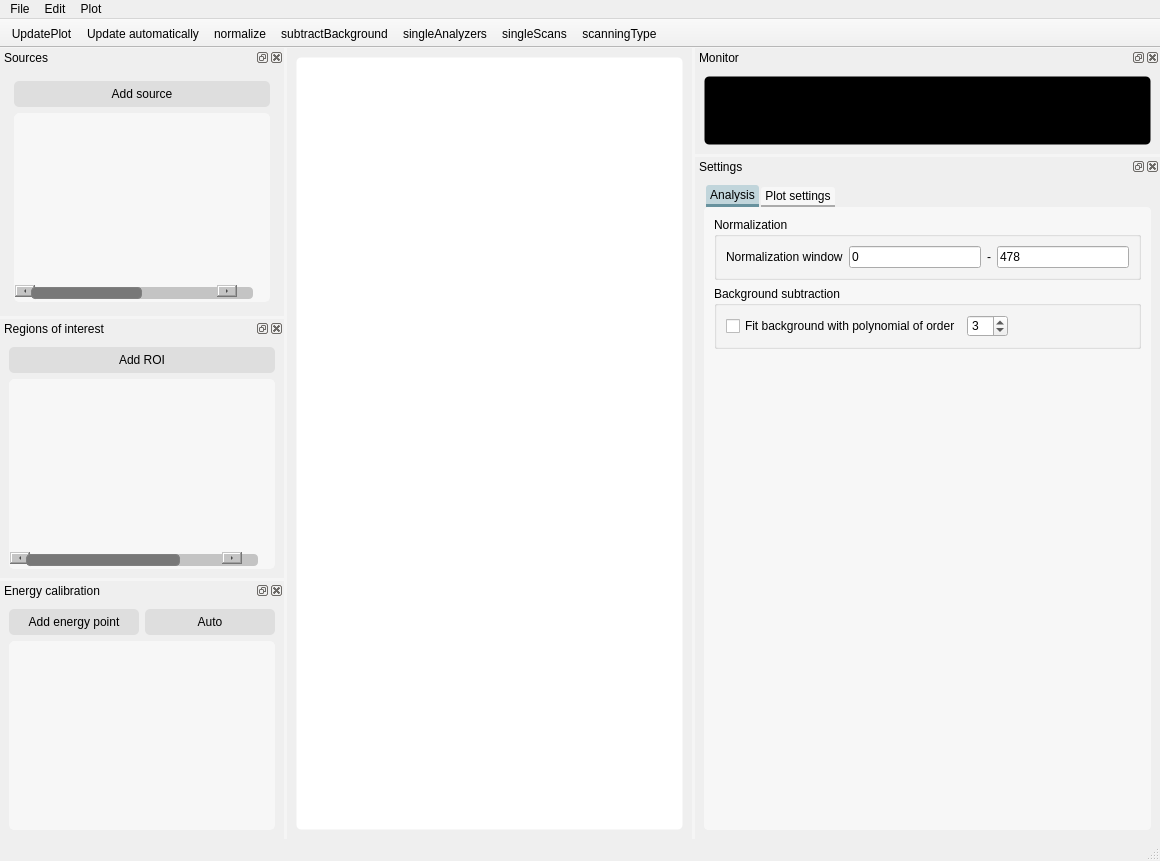
First picture: the form in nosey/ui/main.ui, repository flmiot/nosey, before the edit.
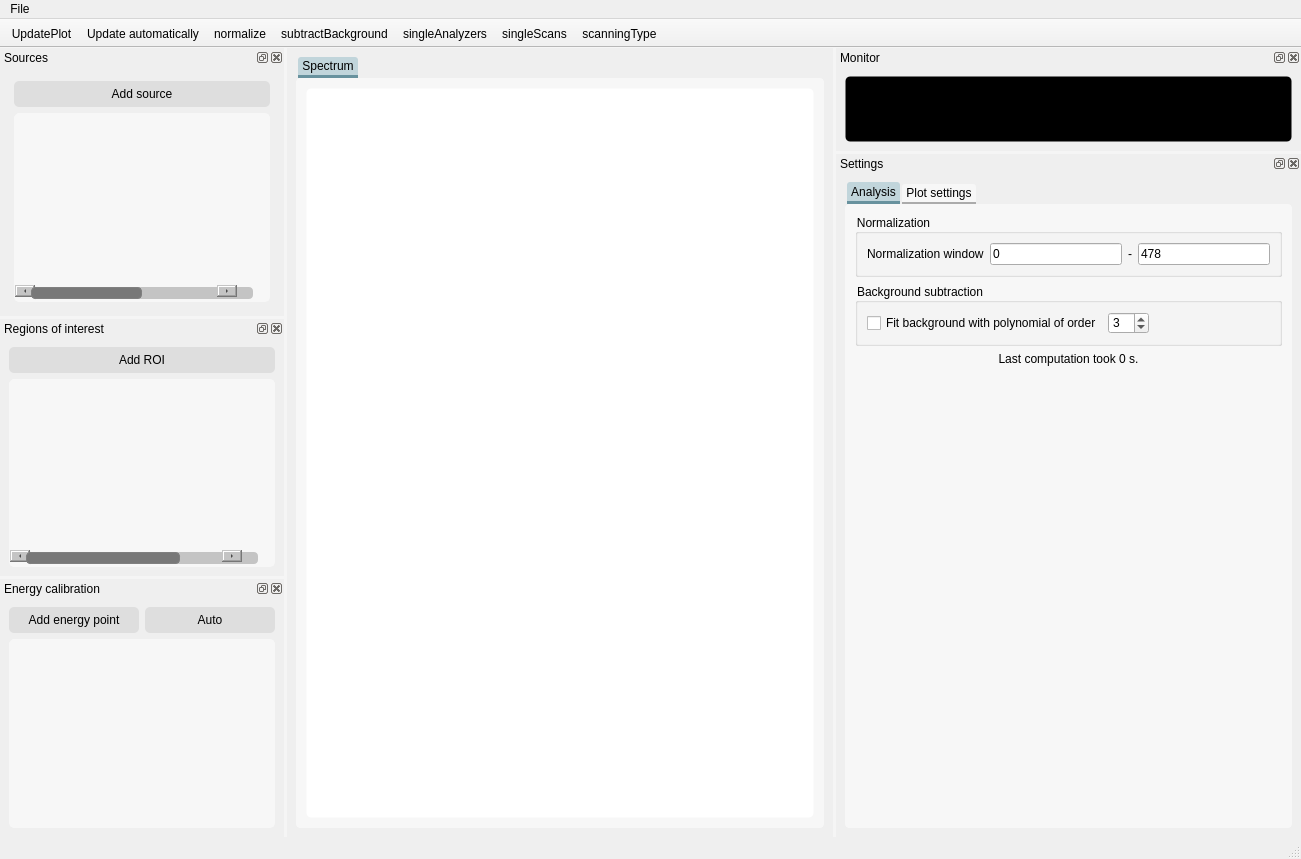
Second picture: the form after the edit. Icons and pictures are not drawn. Custom widgets are drawn as their Qt base class.

The edit to the form file:
```diff
--- a/nosey/ui/main.ui
+++ b/nosey/ui/main.ui
@@ -6,15 +6,20 @@
    <rect>
     <x>0</x>
     <y>0</y>
-    <width>1160</width>
-    <height>861</height>
+    <width>1301</width>
+    <height>859</height>
    </rect>
   </property>
   <property name="windowTitle">
    <string>Nosey</string>
   </property>
   <property name="styleSheet">
-   <string notr="true">QPushButton {
+   <string notr="true">QWidget {
+	selection-background-color: #c1d5db;
+	selection-color:#000;
+}
+
+QPushButton {
     border-radius: 5px;
     padding: 6px;
  	background-color:#dedede;
@@ -24,7 +29,9 @@
     background-color:#c1d5db;
 }
 
-QWidget#plotFrameWidget {
+QWidget#plotFrameWidget,
+QWidget#plotFrameWidget_difference,
+QWidget#plotFrameWidget_iad {
 	border-radius: 5px;
 	background-color:#fff;
 	border: 1px solid transparent;
@@ -34,6 +41,16 @@
 	border: 1px solid #dbdbdb;
 }
 
+QWidget#plotFrameWidget2 {
+	border-radius: 5px;
+	background-color:#fff;
+	border: 1px solid transparent;
+}
+
+QWidget#plotFrameWidget2:hover {
+	border: 1px solid #dbdbdb;
+}
+
 QWidget#monitorFrameWidget {
 	border-radius: 5px;
 	background-color:#000;
@@ -45,9 +62,9 @@
 }
 
 QTableWidget {
-  color: #F0F0F0;
-  gridline-color: #32414B;
-border-radius: 10px;
+  	color: #F0F0F0;
+  	gridline-color: #32414B;
+	border-radius: 10px;
 }
 
 
@@ -57,6 +74,7 @@
   color: #000;
   gridline-color: #f0f0f0;
   border-radius:5px;
+font-size:8pt;
 }
 
 
@@ -292,12 +310,79 @@
    </property>
    <property name="palette">
     <palette>
-     <active/>
-     <inactive/>
-     <disabled/>
+     <active>
+      <colorrole role="Highlight">
+       <brush brushstyle="SolidPattern">
+        <color alpha="255">
+         <red>193</red>
+         <green>213</green>
+         <blue>219</blue>
+        </color>
+       </brush>
+      </colorrole>
+      <colorrole role="HighlightedText">
+       <brush brushstyle="SolidPattern">
+        <color alpha="255">
+         <red>0</red>
+         <green>0</green>
+         <blue>0</blue>
+        </color>
+       </brush>
+      </colorrole>
+     </active>
+     <inactive>
+      <colorrole role="Highlight">
+       <brush brushstyle="SolidPattern">
+        <color alpha="255">
+         <red>193</red>
+         <green>213</green>
+         <blue>219</blue>
+        </color>
+       </brush>
+      </colorrole>
+      <colorrole role="HighlightedText">
+       <brush brushstyle="SolidPattern">
+        <color alpha="255">
+         <red>0</red>
+         <green>0</green>
+         <blue>0</blue>
+        </color>
+       </brush>
+      </colorrole>
+     </inactive>
+     <disabled>
+      <colorrole role="Highlight">
+       <brush brushstyle="SolidPattern">
+        <color alpha="255">
+         <red>193</red>
+         <green>213</green>
+         <blue>219</blue>
+        </color>
+       </brush>
+      </colorrole>
+      <colorrole role="HighlightedText">
+       <brush brushstyle="SolidPattern">
+        <color alpha="255">
+         <red>0</red>
+         <green>0</green>
+         <blue>0</blue>
+        </color>
+       </brush>
+      </colorrole>
+     </disabled>
     </palette>
    </property>
-   <layout class="QHBoxLayout" name="horizontalLayout_4">
+   <layout class="QVBoxLayout" name="verticalLayout_4">
+    <item>
+     <widget class="QTabWidget" name="tabWidget">
+      <property name="currentIndex">
+       <number>0</number>
+      </property>
+      <widget class="QWidget" name="tab_2">
+       <attribute name="title">
+        <string>Spectrum</string>
+       </attribute>
+       <layout class="QVBoxLayout" name="verticalLayout_6">
     <item>
      <widget class="QWidget" name="plotFrameWidget" native="true">
       <property name="palette">
@@ -411,6 +496,24 @@
            </color>
           </brush>
          </colorrole>
+             <colorrole role="Highlight">
+              <brush brushstyle="SolidPattern">
+               <color alpha="255">
+                <red>193</red>
+                <green>213</green>
+                <blue>219</blue>
+               </color>
+              </brush>
+             </colorrole>
+             <colorrole role="HighlightedText">
+              <brush brushstyle="SolidPattern">
+               <color alpha="255">
+                <red>0</red>
+                <green>0</green>
+                <blue>0</blue>
+               </color>
+              </brush>
+             </colorrole>
          <colorrole role="AlternateBase">
           <brush brushstyle="SolidPattern">
            <color alpha="255">
@@ -548,6 +651,24 @@
            </color>
           </brush>
          </colorrole>
+             <colorrole role="Highlight">
+              <brush brushstyle="SolidPattern">
+               <color alpha="255">
+                <red>193</red>
+                <green>213</green>
+                <blue>219</blue>
+               </color>
+              </brush>
+             </colorrole>
+             <colorrole role="HighlightedText">
+              <brush brushstyle="SolidPattern">
+               <color alpha="255">
+                <red>0</red>
+                <green>0</green>
+                <blue>0</blue>
+               </color>
+              </brush>
+             </colorrole>
          <colorrole role="AlternateBase">
           <brush brushstyle="SolidPattern">
            <color alpha="255">
@@ -685,6 +806,24 @@
            </color>
           </brush>
          </colorrole>
+             <colorrole role="Highlight">
+              <brush brushstyle="SolidPattern">
+               <color alpha="255">
+                <red>193</red>
+                <green>213</green>
+                <blue>219</blue>
+               </color>
+              </brush>
+             </colorrole>
+             <colorrole role="HighlightedText">
+              <brush brushstyle="SolidPattern">
+               <color alpha="255">
+                <red>0</red>
+                <green>0</green>
+                <blue>0</blue>
+               </color>
+              </brush>
+             </colorrole>
          <colorrole role="AlternateBase">
           <brush brushstyle="SolidPattern">
            <color alpha="255">
@@ -772,6 +911,24 @@
               </color>
              </brush>
             </colorrole>
+                <colorrole role="Highlight">
+                 <brush brushstyle="SolidPattern">
+                  <color alpha="255">
+                   <red>193</red>
+                   <green>213</green>
+                   <blue>219</blue>
+                  </color>
+                 </brush>
+                </colorrole>
+                <colorrole role="HighlightedText">
+                 <brush brushstyle="SolidPattern">
+                  <color alpha="255">
+                   <red>0</red>
+                   <green>0</green>
+                   <blue>0</blue>
+                  </color>
+                 </brush>
+                </colorrole>
            </active>
            <inactive>
             <colorrole role="Button">
@@ -801,6 +958,24 @@
               </color>
              </brush>
             </colorrole>
+                <colorrole role="Highlight">
+                 <brush brushstyle="SolidPattern">
+                  <color alpha="255">
+                   <red>193</red>
+                   <green>213</green>
+                   <blue>219</blue>
+                  </color>
+                 </brush>
+                </colorrole>
+                <colorrole role="HighlightedText">
+                 <brush brushstyle="SolidPattern">
+                  <color alpha="255">
+                   <red>0</red>
+                   <green>0</green>
+                   <blue>0</blue>
+                  </color>
+                 </brush>
+                </colorrole>
            </inactive>
            <disabled>
             <colorrole role="Button">
@@ -830,12 +1005,34 @@
               </color>
              </brush>
             </colorrole>
+                <colorrole role="Highlight">
+                 <brush brushstyle="SolidPattern">
+                  <color alpha="255">
+                   <red>193</red>
+                   <green>213</green>
+                   <blue>219</blue>
+                  </color>
+                 </brush>
+                </colorrole>
+                <colorrole role="HighlightedText">
+                 <brush brushstyle="SolidPattern">
+                  <color alpha="255">
+                   <red>0</red>
+                   <green>0</green>
+                   <blue>0</blue>
+                  </color>
+                 </brush>
+                </colorrole>
            </disabled>
           </palette>
          </property>
         </widget>
        </item>
       </layout>
+         </widget>
+        </item>
+       </layout>
+      </widget>
      </widget>
     </item>
    </layout>
@@ -845,7 +1042,7 @@
     <rect>
      <x>0</x>
      <y>0</y>
-     <width>1160</width>
+     <width>1301</width>
      <height>21</height>
     </rect>
    </property>
@@ -858,21 +1055,7 @@
     </property>
     <addaction name="actionExit"/>
    </widget>
-   <widget class="QMenu" name="menuSettings">
-    <property name="title">
-     <string>Edit</string>
-    </property>
-    <addaction name="actionEdit"/>
-   </widget>
-   <widget class="QMenu" name="menuPLot">
-    <property name="title">
-     <string>Plot</string>
-    </property>
-    <addaction name="actionEdit_title"/>
-   </widget>
    <addaction name="menuFile"/>
-   <addaction name="menuSettings"/>
-   <addaction name="menuPLot"/>
   </widget>
   <widget class="Logbar" name="statusBar"/>
   <widget class="QToolBar" name="toolBar">
@@ -1136,18 +1319,18 @@
              <colorrole role="Highlight">
               <brush brushstyle="SolidPattern">
                <color alpha="255">
-                <red>20</red>
-                <green>100</green>
-                <blue>160</blue>
+                <red>193</red>
+                <green>213</green>
+                <blue>219</blue>
                </color>
               </brush>
              </colorrole>
              <colorrole role="HighlightedText">
               <brush brushstyle="SolidPattern">
                <color alpha="255">
-                <red>51</red>
-                <green>51</green>
-                <blue>51</blue>
+                <red>0</red>
+                <green>0</green>
+                <blue>0</blue>
                </color>
               </brush>
              </colorrole>
@@ -1291,18 +1474,18 @@
              <colorrole role="Highlight">
               <brush brushstyle="SolidPattern">
                <color alpha="255">
-                <red>20</red>
-                <green>100</green>
-                <blue>160</blue>
+                <red>193</red>
+                <green>213</green>
+                <blue>219</blue>
                </color>
               </brush>
              </colorrole>
              <colorrole role="HighlightedText">
               <brush brushstyle="SolidPattern">
                <color alpha="255">
-                <red>51</red>
-                <green>51</green>
-                <blue>51</blue>
+                <red>0</red>
+                <green>0</green>
+                <blue>0</blue>
                </color>
               </brush>
              </colorrole>
@@ -1446,18 +1629,18 @@
              <colorrole role="Highlight">
               <brush brushstyle="SolidPattern">
                <color alpha="255">
-                <red>20</red>
-                <green>100</green>
-                <blue>160</blue>
+                <red>193</red>
+                <green>213</green>
+                <blue>219</blue>
                </color>
               </brush>
              </colorrole>
              <colorrole role="HighlightedText">
               <brush brushstyle="SolidPattern">
                <color alpha="255">
-                <red>51</red>
-                <green>51</green>
-                <blue>51</blue>
+                <red>0</red>
+                <green>0</green>
+                <blue>0</blue>
                </color>
               </brush>
              </colorrole>
@@ -1630,18 +1813,18 @@
              <colorrole role="Highlight">
               <brush brushstyle="SolidPattern">
                <color alpha="255">
-                <red>20</red>
-                <green>100</green>
-                <blue>160</blue>
+                <red>193</red>
+                <green>213</green>
+                <blue>219</blue>
                </color>
               </brush>
              </colorrole>
              <colorrole role="HighlightedText">
               <brush brushstyle="SolidPattern">
                <color alpha="255">
-                <red>51</red>
-                <green>51</green>
-                <blue>51</blue>
+                <red>0</red>
+                <green>0</green>
+                <blue>0</blue>
                </color>
               </brush>
              </colorrole>
@@ -1785,18 +1968,18 @@
              <colorrole role="Highlight">
               <brush brushstyle="SolidPattern">
                <color alpha="255">
-                <red>20</red>
-                <green>100</green>
-                <blue>160</blue>
+                <red>193</red>
+                <green>213</green>
+                <blue>219</blue>
                </color>
               </brush>
              </colorrole>
              <colorrole role="HighlightedText">
               <brush brushstyle="SolidPattern">
                <color alpha="255">
-                <red>51</red>
-                <green>51</green>
-                <blue>51</blue>
+                <red>0</red>
+                <green>0</green>
+                <blue>0</blue>
                </color>
               </brush>
              </colorrole>
@@ -1940,18 +2123,18 @@
              <colorrole role="Highlight">
               <brush brushstyle="SolidPattern">
                <color alpha="255">
-                <red>20</red>
-                <green>100</green>
-                <blue>160</blue>
+                <red>193</red>
+                <green>213</green>
+                <blue>219</blue>
                </color>
               </brush>
              </colorrole>
              <colorrole role="HighlightedText">
               <brush brushstyle="SolidPattern">
                <color alpha="255">
-                <red>51</red>
-                <green>51</green>
-                <blue>51</blue>
+                <red>0</red>
+                <green>0</green>
+                <blue>0</blue>
                </color>
               </brush>
              </colorrole>
@@ -2095,6 +2278,12 @@
             <iconset>
              <normaloff>../icons/icons8-plus-mathe-60.png</normaloff>../icons/icons8-plus-mathe-60.png</iconset>
            </property>
+           <property name="iconSize">
+            <size>
+             <width>20</width>
+             <height>16</height>
+            </size>
+           </property>
           </widget>
          </item>
          <item>
@@ -2282,6 +2471,16 @@
            </layout>
           </widget>
          </item>
+         <item>
+          <widget class="QLabel" name="analysis_labelComputation">
+           <property name="text">
+            <string>Last computation took 0 s.</string>
+           </property>
+           <property name="alignment">
+            <set>Qt::AlignCenter</set>
+           </property>
+          </widget>
+         </item>
          <item>
           <spacer name="verticalSpacer_2">
            <property name="orientation">
```
Left out of the diff: 12 changed lines with no effect on the pictures. Lines whose indentation alone changed are shown as unchanged.
